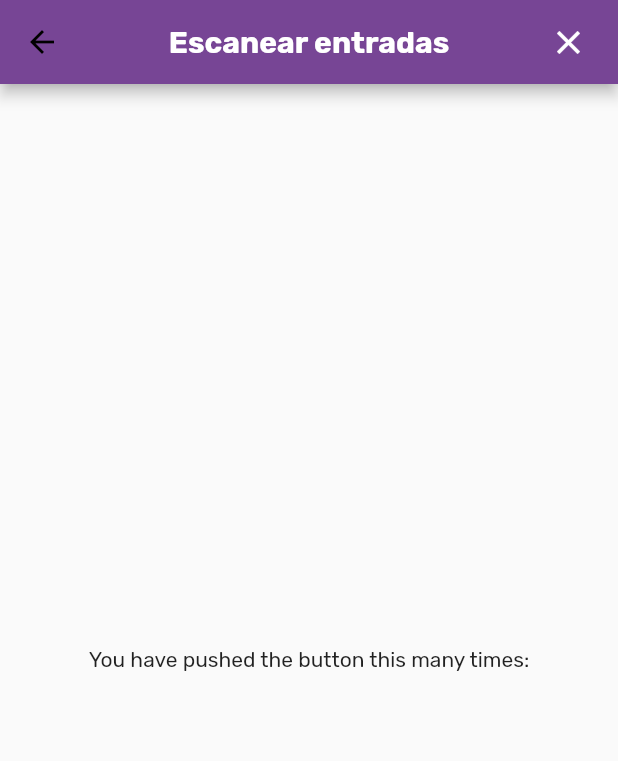
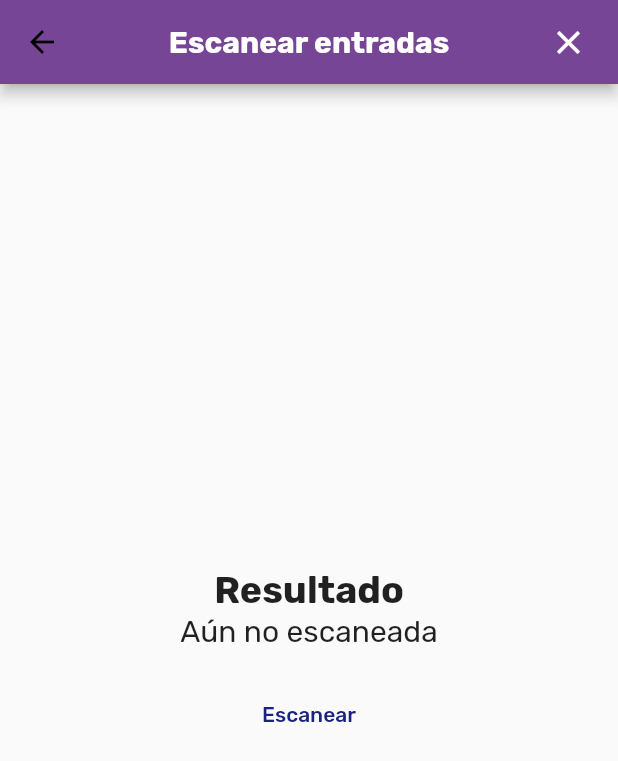
Before and after one commit to guiadehoy/app_front, a Flutter app: the QrScreen screen opened by its route, on a phone screen of 412 x 824 dp. Shown: the top 761 px of the screen. Run offline on Flutter 3.47's test engine with Material 2 defaults, Android fonts, the phone set to English and light mode, and no system bars; our stand-ins replace bot_toast, flutter_mobx, mobx, shared_preferences, validators; missing offline and left inert: barcode_scan_fix; accounts and stored records are empty; generated files the repository leaves out were written again.

Commit message:
Se agrega qr

```diff
--- a/lib/main.dart
+++ b/lib/main.dart
@@ -6,6 +6,8 @@ import 'package:flutter/services.dart';
 
 import 'constants/strings.dart';
 
+// ignore: invalid_language_version_override
+// @dart=2.9
 void main() {
   WidgetsFlutterBinding.ensureInitialized();
   SystemChrome.setEnabledSystemUIOverlays(
--- a/lib/ui/qr_screen.dart
+++ b/lib/ui/qr_screen.dart
@@ -1,14 +1,16 @@
+// ignore: import_of_legacy_library_into_null_safe
 import 'package:app_scanner/routes.dart';
+import 'package:barcode_scan_fix/barcode_scan.dart';
 import 'package:flutter/material.dart';
 
 class QrScreen extends StatefulWidget {
-  QrScreen({Key? key}) : super(key: key);
-
   @override
   _QrScreenState createState() => _QrScreenState();
 }
 
 class _QrScreenState extends State<QrScreen> {
+  String qrCodeResult = "Aún no escaneada";
+
   @override
   Widget build(BuildContext context) {
     return Scaffold(
@@ -41,16 +43,50 @@ class _QrScreenState extends State<QrScreen> {
           ),
         ],
       ),
-        body: Center(
+      body: Container(
+        padding: EdgeInsets.all(20),
         child: Column(
           mainAxisAlignment: MainAxisAlignment.center,
-            children: <Widget>[
+          crossAxisAlignment: CrossAxisAlignment.stretch,
+          children: [
+            //Message displayed over here
             Text(
-                'You have pushed the button this many times:',
+              "Resultado",
+              style: TextStyle(fontSize: 25.0, fontWeight: FontWeight.bold),
+              textAlign: TextAlign.center,
+            ),
+            Text(
+              qrCodeResult,
+              style: TextStyle(
+                fontSize: 20.0,
+              ),
+              textAlign: TextAlign.center,
+            ),
+            SizedBox(
+              height: 20.0,
+            ),
+            // ignore: deprecated_member_use
+            FlatButton(
+              padding: EdgeInsets.all(15),
+              onPressed: () async {
+                String codeSanner =
+                    await BarcodeScanner.scan(); //barcode scnner
+                setState(() {
+                  qrCodeResult = codeSanner;
+                });
+              },
+              child: Text(
+                "Escanear",
+                style: TextStyle(color: Colors.indigo[900]),
+              ),
+              //Button having rounded rectangle border
+              shape: RoundedRectangleBorder(
+                borderRadius: BorderRadius.circular(20.0),
+              ),
             ),
           ],
         ),
-        ) // This trailing comma makes auto-formatting nicer for build methods.
+      ), // This trailing comma makes auto-formatting nicer for build methods.
     );
   }
 }
--- a/lib/ui/welcome_screen.dart
+++ b/lib/ui/welcome_screen.dart
@@ -1,10 +1,8 @@
 import 'package:app_scanner/constants/assets.dart';
 import 'package:app_scanner/constants/preferences.dart';
 import 'package:app_scanner/store/form/login_form.dart';
-import 'package:app_scanner/utils/device_utils.dart';
 import 'package:app_scanner/widgets/empty_app_bar_widget.dart';
 import 'package:app_scanner/widgets/rounded_button_widget.dart';
-import 'package:bot_toast/bot_toast.dart';
 import 'package:flutter/material.dart';
 import 'package:flutter_mobx/flutter_mobx.dart';
 import 'package:shared_preferences/shared_preferences.dart';
--- a/pubspec.yaml
+++ b/pubspec.yaml
@@ -20,6 +20,7 @@ dependencies:
   flash: ^1.5.2+2
   bot_toast: ^4.0.1
   shared_preferences: ^2.0.5
+  barcode_scan_fix: ^1.0.2
 
 dev_dependencies:
   flutter_test:
```
Also changed, not shown: pubspec.lock, 2 other files. Lines whose indentation alone changed are shown as unchanged.
